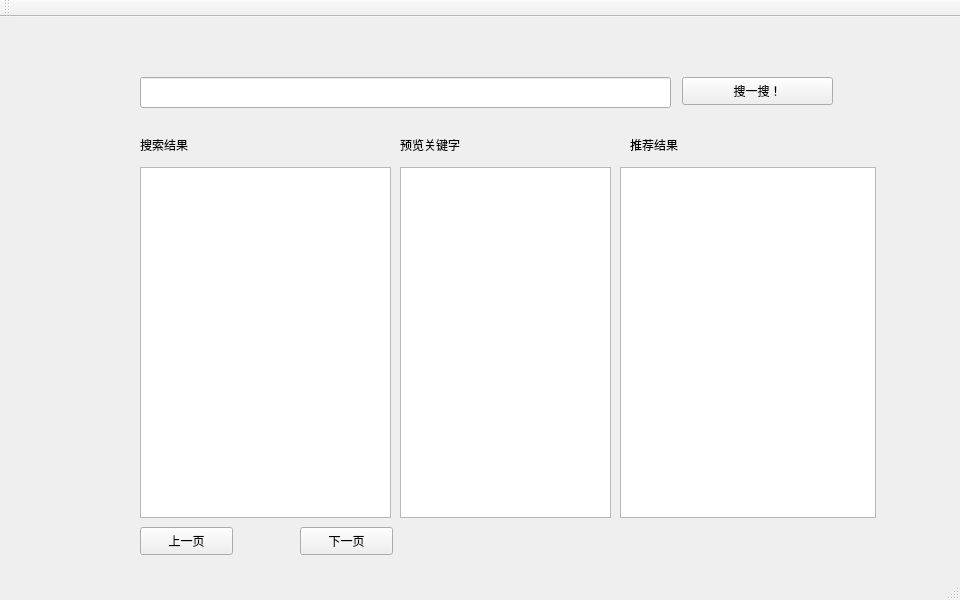
The window that gui/gui.ui (chuchong/DSA-Final--news-searcher) describes before a commit, drawn with Qt 5.
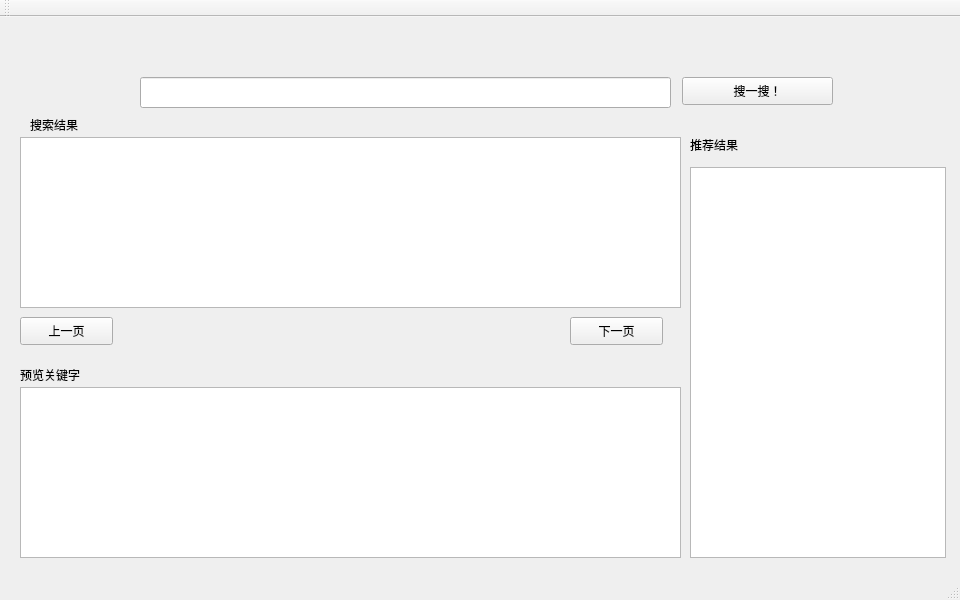
The same window after the commit.

Commit message: 1. 算是着色成功一半了

The edit to the form file:
```diff
--- a/gui/gui.ui
+++ b/gui/gui.ui
@@ -40,28 +40,28 @@
    <widget class="QListWidget" name="ResultList">
     <property name="geometry">
      <rect>
-      <x>140</x>
-      <y>150</y>
-      <width>251</width>
-      <height>351</height>
+      <x>20</x>
+      <y>120</y>
+      <width>661</width>
+      <height>171</height>
      </rect>
     </property>
    </widget>
    <widget class="QListWidget" name="promoteList">
     <property name="geometry">
      <rect>
-      <x>620</x>
+      <x>690</x>
       <y>150</y>
       <width>256</width>
-      <height>351</height>
+      <height>391</height>
      </rect>
     </property>
    </widget>
    <widget class="QLabel" name="label">
     <property name="geometry">
      <rect>
-      <x>140</x>
-      <y>120</y>
+      <x>30</x>
+      <y>100</y>
       <width>72</width>
       <height>15</height>
      </rect>
@@ -73,7 +73,7 @@
    <widget class="QLabel" name="label_2">
     <property name="geometry">
      <rect>
-      <x>630</x>
+      <x>690</x>
       <y>120</y>
       <width>72</width>
       <height>15</height>
@@ -86,10 +86,10 @@
    <widget class="QLabel" name="searchNum">
     <property name="geometry">
      <rect>
-      <x>210</x>
-      <y>120</y>
-      <width>281</width>
-      <height>16</height>
+      <x>100</x>
+      <y>100</y>
+      <width>391</width>
+      <height>21</height>
      </rect>
     </property>
     <property name="text">
@@ -99,8 +99,8 @@
    <widget class="QPushButton" name="searchNext">
     <property name="geometry">
      <rect>
-      <x>300</x>
-      <y>510</y>
+      <x>570</x>
+      <y>300</y>
       <width>93</width>
       <height>28</height>
      </rect>
@@ -112,8 +112,8 @@
    <widget class="QPushButton" name="searchPrev">
     <property name="geometry">
      <rect>
-      <x>140</x>
-      <y>510</y>
+      <x>20</x>
+      <y>300</y>
       <width>93</width>
       <height>28</height>
      </rect>
@@ -138,18 +138,18 @@
    <widget class="QListWidget" name="keywordsList">
     <property name="geometry">
      <rect>
-      <x>400</x>
-      <y>150</y>
-      <width>211</width>
-      <height>351</height>
+      <x>20</x>
+      <y>370</y>
+      <width>661</width>
+      <height>171</height>
      </rect>
     </property>
    </widget>
    <widget class="QLabel" name="label_3">
     <property name="geometry">
      <rect>
-      <x>400</x>
-      <y>120</y>
+      <x>20</x>
+      <y>350</y>
       <width>72</width>
       <height>15</height>
      </rect>
```
The commit also changes 2 other files.
